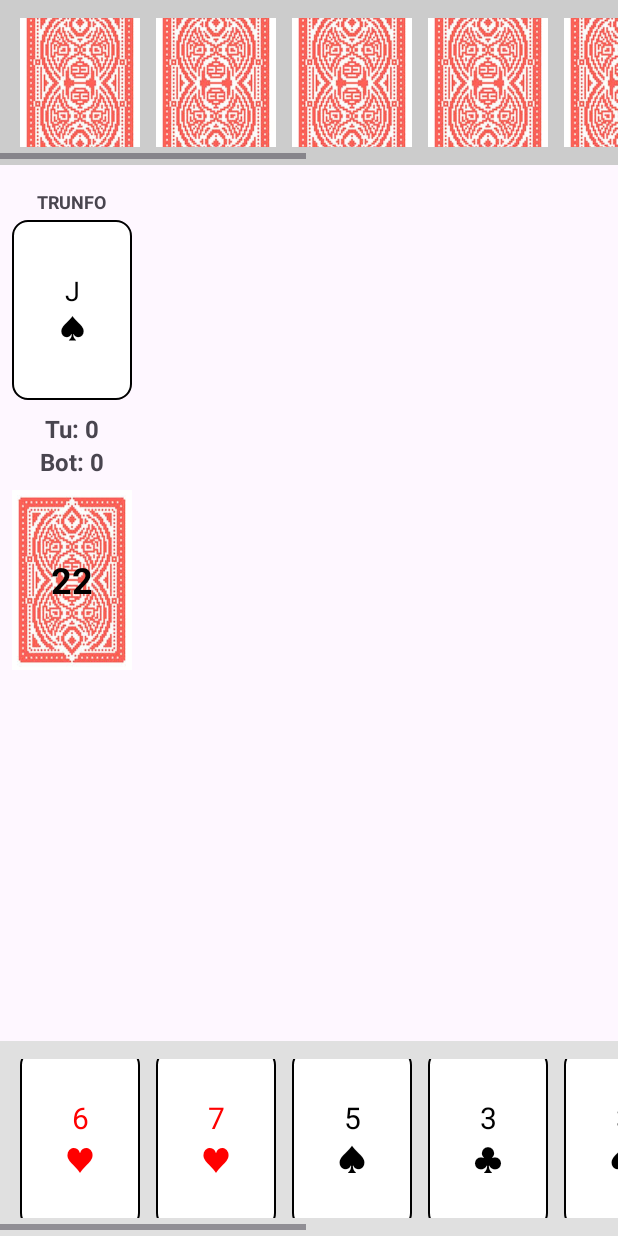
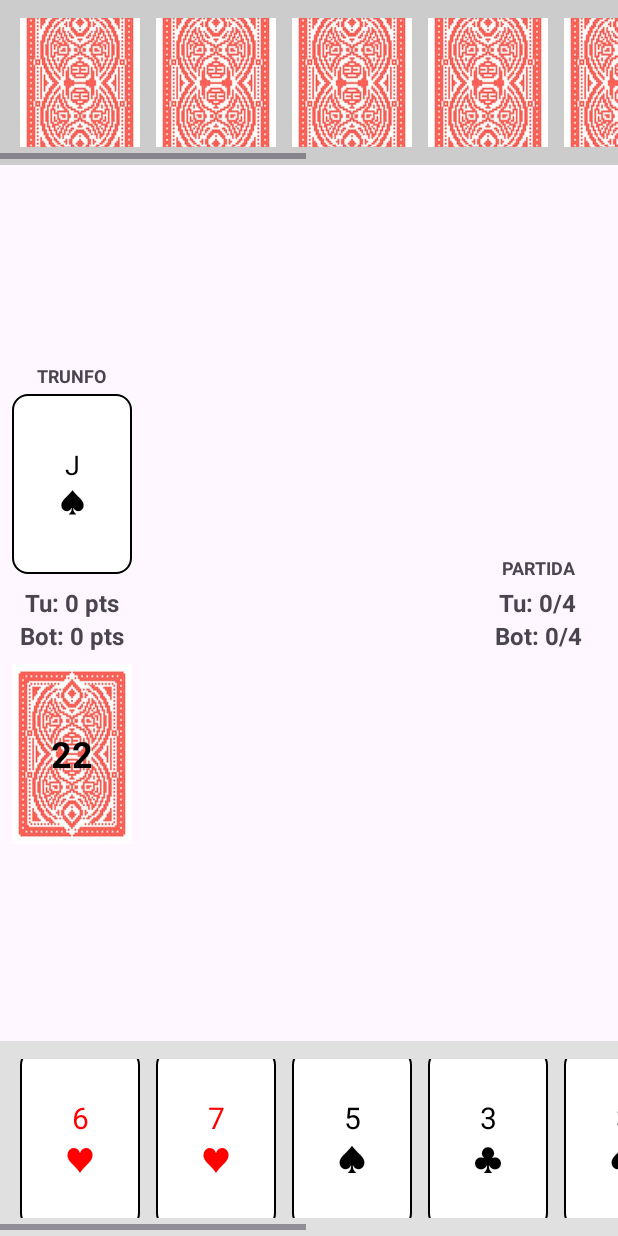
Before and after one commit to PanDisney/GRUPO-TAES-2025, an Android app: the GameActivity screen opened directly, with no data from a screen before it, on a phone screen of 412 x 824 dp. Run offline under Robolectric (Android 15) with nearby library versions, the phone set to English and light mode, and no system bars.

Commit message:
10:funcional

```diff
--- a/code/BiscaTAES/app/src/main/java/com/example/biscataes/GameEngine.kt
+++ b/code/BiscaTAES/app/src/main/java/com/example/biscataes/GameEngine.kt
@@ -33,16 +33,33 @@ class GameEngine {
     var botPoints = 0
         private set
 
+    // --- US-10: Propriedades da Partida ---
+    var playerGamesWon = 0
+        private set
+    var botGamesWon = 0
+        private set
+    // --- Fim US-10 ---
+
     // --- 2. Função de Setup (Início) ---
     init {
         // Esta função é chamada assim que o GameEngine é criado
-        Log.d("GameEngine", "Motor de Jogo Criado. A iniciar novo jogo...")
+        Log.d("GameEngine", "Motor de Jogo Criado. A iniciar nova partida...")
+        startNewMatch()
+    }
+
+    // --- US-10: Iniciar uma nova partida (zera tudo) ---
+    fun startNewMatch() {
+        playerGamesWon = 0
+        botGamesWon = 0
         startNewGame()
     }
 
-    // Função para preparar um novo jogo
+
+    // Função para preparar um novo jogo (ronda)
     fun startNewGame() {
         gameResult = GameResult.UNDEFINED
+        playerPoints = 0 // Zerar pontos do jogo
+        botPoints = 0
 
         // Criar os participantes
         player = Player("Humano", isBot = false)
@@ -66,6 +83,7 @@ class GameEngine {
         }
 
         isGameRunning = true
+        isPlayerTurnToLead = true // Jogador começa sempre o primeiro jogo da partida
 
         // --- Debug: Imprimir o estado inicial ---
         Log.d("GameEngine", "--- Jogo Iniciado ---")
@@ -270,9 +288,11 @@ class GameEngine {
             // Determina quem é o vencedor
             if (playerPoints > botPoints) {
                 gameResult = GameResult.PLAYER_WINS
+                playerGamesWon++ // US-10
                 Log.d("GameEngine", "Vencedor: Jogador!")
             } else if (botPoints > playerPoints) {
                 gameResult = GameResult.BOT_WINS
+                botGamesWon++ // US-10
                 Log.d("GameEngine", "Vencedor: Bot!")
             } else {
                 gameResult = GameResult.DRAW
--- a/code/BiscaTAES/app/src/main/res/layout/activity_game.xml
+++ b/code/BiscaTAES/app/src/main/res/layout/activity_game.xml
@@ -36,7 +36,8 @@
         android:padding="8dp"
         app:layout_constraintTop_toBottomOf="@id/botHandScrollView"
         app:layout_constraintStart_toStartOf="parent"
-        android:layout_marginTop="8dp">
+        app:layout_constraintBottom_toTopOf="@id/playerHandScrollView"
+        app:layout_constraintVertical_bias="0.5"> <!-- Centralizado verticalmente -->
 
         <TextView
             android:layout_width="wrap_content"
@@ -64,7 +65,7 @@
             android:gravity="center"
             android:textSize="16sp"
             android:textStyle="bold"
-            tools:text="Tu: 0" />
+            tools:text="Tu: 0 pts" />
 
         <TextView
             android:id="@+id/botScoreView"
@@ -73,7 +74,7 @@
             android:gravity="center"
             android:textSize="16sp"
             android:textStyle="bold"
-            tools:text="Bot: 0" />
+            tools:text="Bot: 0 pts" />
 
         <!-- Deck (Baralho) Container Vazio (Preenchido via Código) -->
         <FrameLayout
@@ -96,6 +97,46 @@
 
     </LinearLayout>
 
+    <!-- NEW: Games Won Scoreboard -->
+    <LinearLayout
+        android:id="@+id/gamesWonLayout"
+        android:layout_width="wrap_content"
+        android:layout_height="wrap_content"
+        android:orientation="vertical"
+        android:gravity="center"
+        android:padding="8dp"
+        app:layout_constraintTop_toBottomOf="@id/botHandScrollView"
+        app:layout_constraintBottom_toTopOf="@id/playerHandScrollView"
+        app:layout_constraintEnd_toEndOf="parent"
+        app:layout_constraintVertical_bias="0.5"
+        android:layout_marginEnd="16dp"> <!-- Adicionado margem para melhor espaçamento -->
+
+        <TextView
+            android:layout_width="wrap_content"
+            android:layout_height="wrap_content"
+            android:text="PARTIDA"
+            android:textSize="12sp"
+            android:textStyle="bold"
+            android:layout_marginBottom="4dp"/>
+
+        <TextView
+            android:id="@+id/playerGamesWonView"
+            android:layout_width="wrap_content"
+            android:layout_height="wrap_content"
+            android:textSize="16sp"
+            android:textStyle="bold"
+            tools:text="Tu: 0/4" />
+
+        <TextView
+            android:id="@+id/botGamesWonView"
+            android:layout_width="wrap_content"
+            android:layout_height="wrap_content"
+            android:textSize="16sp"
+            android:textStyle="bold"
+            tools:text="Bot: 0/4" />
+
+    </LinearLayout>
+
     <!-- Carta jogada pelo Bot -->
     <TextView
         android:id="@+id/botPlayedCardView"
@@ -106,7 +147,7 @@
         android:background="#FFFFFF"
         android:visibility="invisible"
         app:layout_constraintTop_toBottomOf="@id/botHandScrollView"
-        app:layout_constraintBottom_toTopOf="@id/playerPlayedCardView"
+        app:layout_constraintBottom_toTopOf="@id/playerHandScrollView"
         app:layout_constraintEnd_toEndOf="parent"
         app:layout_constraintStart_toStartOf="parent"
         tools:text="K\n♣"
```
Also changed, not shown: code/BiscaTAES/app/src/main/java/com/example/biscataes/GameActivity.kt (+81 -20 lines), 1 other file.
